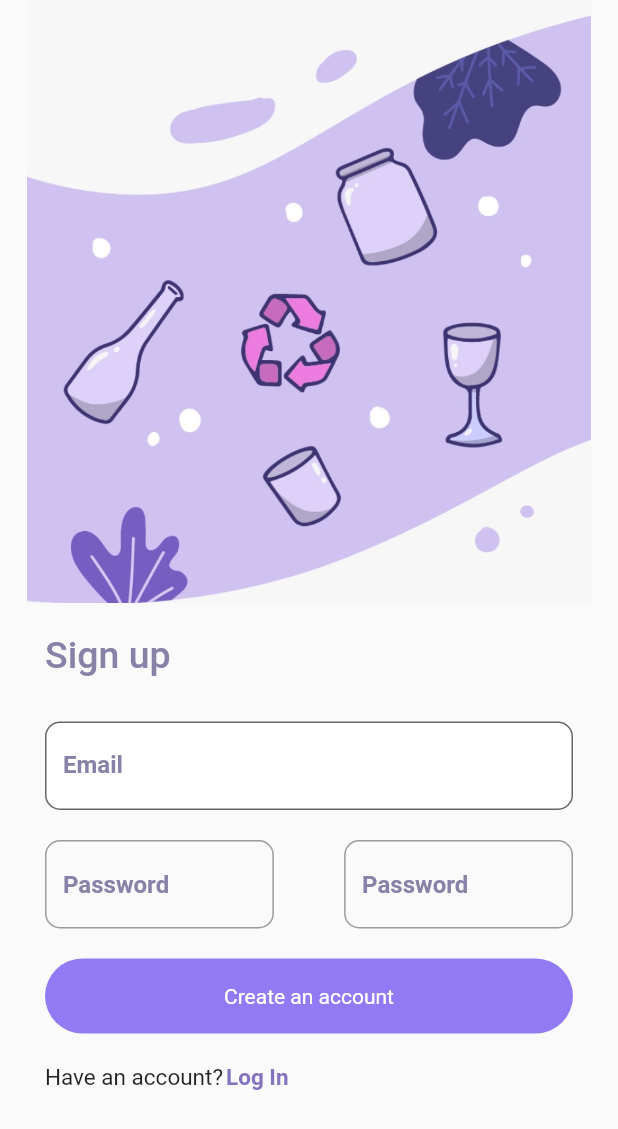
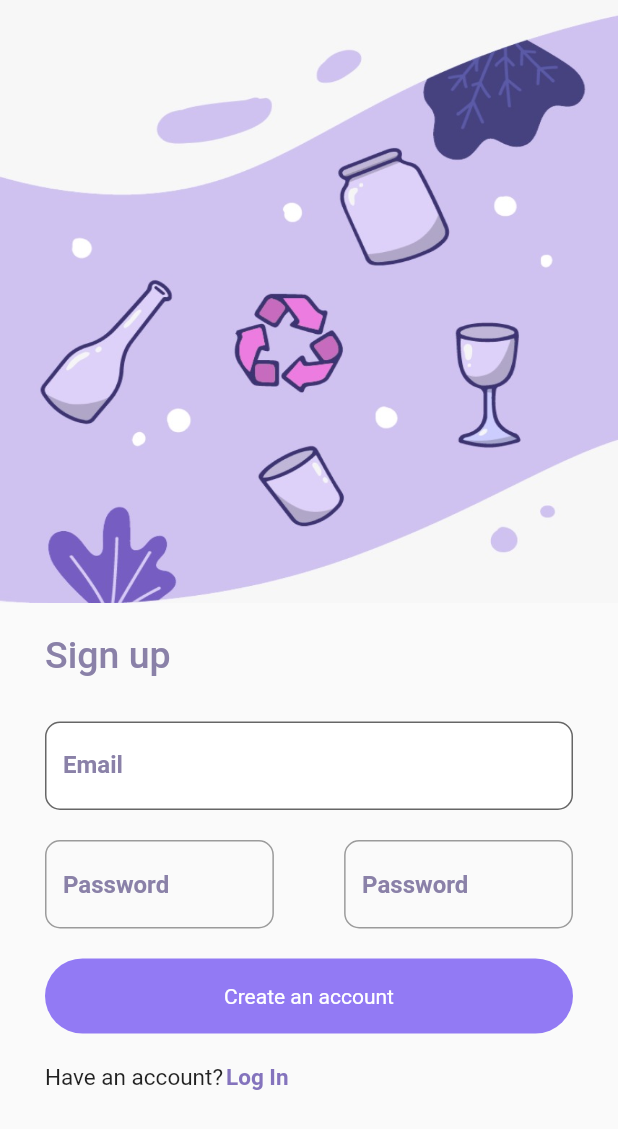
Before and after one commit to AshnahKhalidKhan/Flutter-Assignment-2, a Flutter app: the screen it shows after launch, after a tap on "Sign Up", on a phone screen of 412 x 824 dp. Shown: the top 1129 px of the screen. Run offline on Flutter 3.47's test engine with Material 2 defaults, Android fonts, the phone set to English and light mode, and no system bars.

Commit message:
Navigation done again

```diff
--- a/lib/Widgets/LightThemeSignInScreen.dart
+++ b/lib/Widgets/LightThemeSignInScreen.dart
@@ -252,7 +252,7 @@ class _LightThemeSignInScreenState extends State<LightThemeSignInScreen>
                           Navigator.push
                           (
                             context,
-                            MaterialPageRoute(builder: (context) => const LightThemeSignUpScreen()),
+                            CupertinoPageRoute(builder: (context) => const LightThemeSignUpScreen()),
                           );
                         },
                       ),
@@ -312,7 +312,7 @@ class _LightThemeSignUpScreenState extends State<LightThemeSignUpScreen>
               (
                 'lib/Assets/asset2.jpg',
                 width: double.maxFinite,
-                fit: BoxFit.contain,
+                fit: BoxFit.fill,
               ),
             ),
           ),
--- a/lib/Widgets/LightThemeSignUpScreen.dart
+++ b/lib/Widgets/LightThemeSignUpScreen.dart
@@ -29,7 +29,7 @@ class _LightThemeSignUpScreenState extends State<LightThemeSignUpScreen>
               (
                 'lib/Assets/asset2.jpg',
                 width: double.maxFinite,
-                fit: BoxFit.contain,
+                fit: BoxFit.fill,
               ),
             ),
           ),
```
